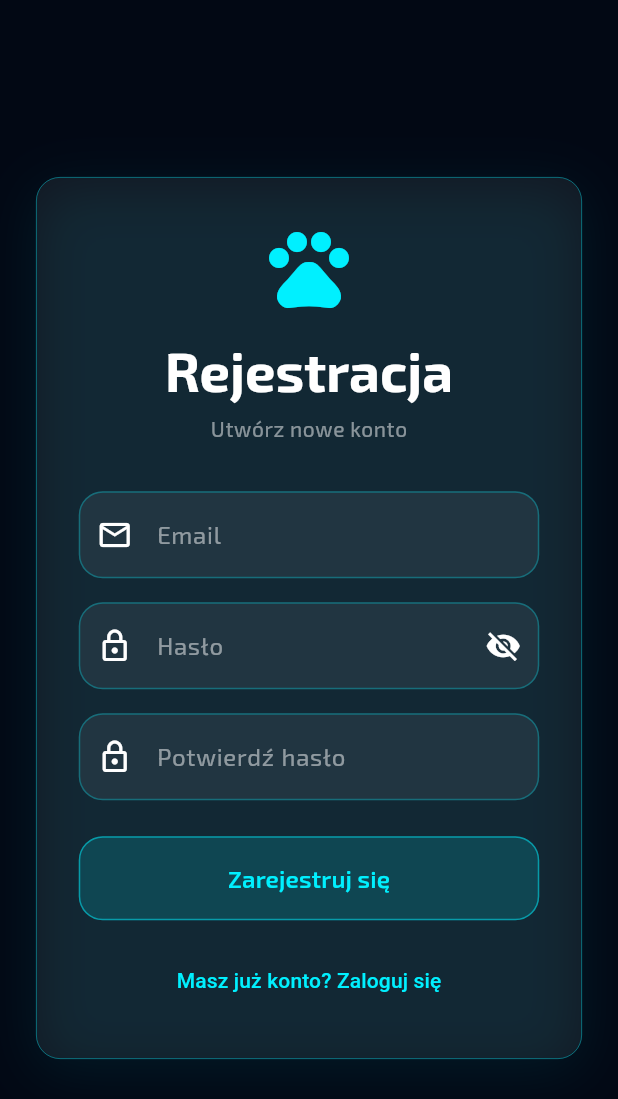
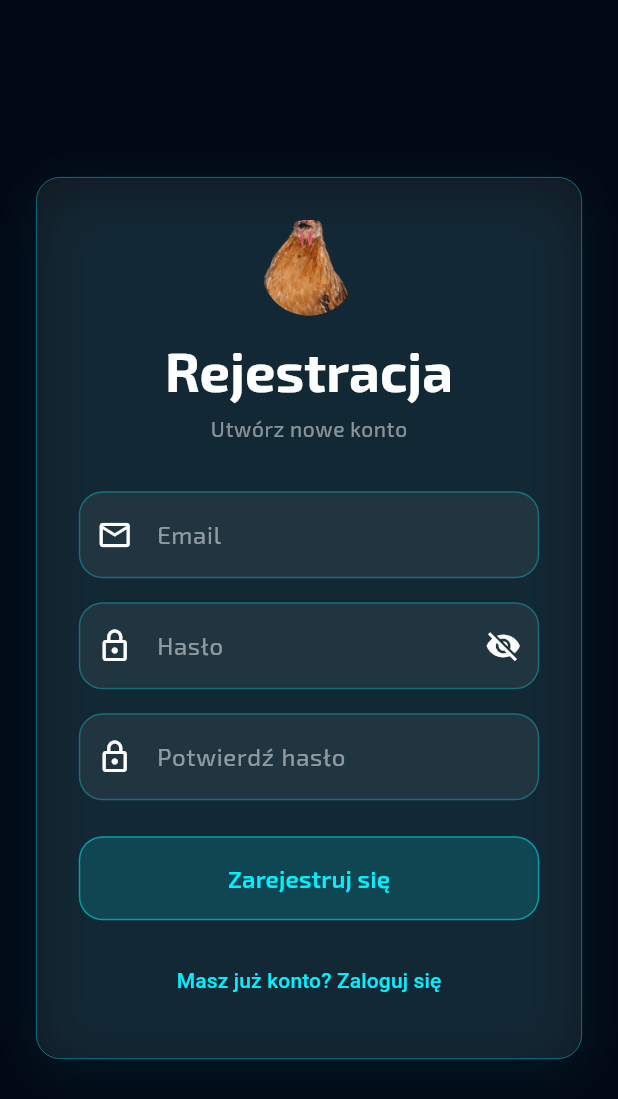
Before and after one commit to wegiel360/kogutopedia, a Flutter app: the screen it shows after launch, after a tap on "Nie masz konta? Zarejestruj się", on a phone screen of 412 x 824 dp. Shown: the top 1099 px of the screen. Run offline on Flutter 3.47's test engine with Material 3 defaults, Android fonts, the light colour scheme and no system bars; our stand-ins replace firebase_auth, firebase_core, fl_chart, flutter_image_compress, flutter_riverpod, google_fonts and 2 more; accounts and stored records are empty; network calls fail.

Commit message:
Tomek icon everywhere, logo as app icon, slogan from assets file

```diff
--- /dev/null
+++ b/assets/slogan.txt
@@ -0,0 +1,2 @@
+TEN PLIK PO ZMIENIENIU ZAWARTOŚCI MA ZMIENIĆ WSZĘDZIE W APLIKACJI SLOGAN
+"KogutopediA: Pamiętnik z życia drobiu - bo nikt nie prowadzi lepszych statystyk niż twój kogut."
--- /dev/null
+++ b/lib/core/utils/slogan_loader.dart
@@ -0,0 +1,14 @@
+import 'package:flutter/services.dart' show rootBundle;
+
+class SloganLoader {
+  static String _slogan = 'KogutopediA: Pamiętnik z życia drobiu';
+
+  static String get slogan => _slogan;
+
+  static Future<void> load() async {
+    try {
+      final text = await rootBundle.loadString('assets/slogan.txt');
+      _slogan = text.trim();
+    } catch (_) {}
+  }
+}
--- a/lib/main.dart
+++ b/lib/main.dart
@@ -6,6 +6,7 @@ import 'app.dart';
 import 'data/database/kogutopedia_db.dart';
 import 'firebase_options.dart';
 import 'presentation/providers/entry_provider.dart';
+import 'core/utils/slogan_loader.dart';
 import 'core/utils/updater.dart';
 
 void main() async {
@@ -25,6 +26,7 @@ void main() async {
   );
 
   final database = await KogutopediaDatabase.getInstance();
+  await SloganLoader.load();
 
   UpdateInfo? update;
   try {
--- a/lib/presentation/screens/login_screen.dart
+++ b/lib/presentation/screens/login_screen.dart
@@ -99,10 +99,13 @@ class _LoginScreenState extends ConsumerState<LoginScreen> {
                   child: Column(
                     mainAxisSize: MainAxisSize.min,
                     children: [
-                      Icon(
-                        Icons.pets,
-                        color: AppColors.accent,
-                        size: 64,
+                      ClipRRect(
+                        borderRadius: BorderRadius.circular(32),
+                        child: Image.asset(
+                          'assets/Tomekbeztlajakoidealnaikonawszedzie.png',
+                          width: 64, height: 64,
+                          fit: BoxFit.cover,
+                        ),
                       ),
                       const SizedBox(height: 16),
                       Text(
@@ -272,7 +275,14 @@ class _RegisterScreenState extends ConsumerState<_RegisterScreen> {
                   child: Column(
                     mainAxisSize: MainAxisSize.min,
                     children: [
-                      const Icon(Icons.pets, color: AppColors.accent, size: 64),
+                      ClipRRect(
+                        borderRadius: BorderRadius.circular(32),
+                        child: Image.asset(
+                          'assets/Tomekbeztlajakoidealnaikonawszedzie.png',
+                          width: 64, height: 64,
+                          fit: BoxFit.cover,
+                        ),
+                      ),
                       const SizedBox(height: 16),
                       Text(
                         'Rejestracja',
--- a/pubspec.yaml
+++ b/pubspec.yaml
@@ -30,3 +30,7 @@ dev_dependencies:
 
 flutter:
   uses-material-design: true
+  assets:
+    - assets/Tomekbeztlajakoidealnaikonawszedzie.png
+    - assets/kogutopediA-logo-i-ikona-apki.png
+    - assets/slogan.txt
```
Also changed, not shown: lib/presentation/screens/dashboard_screen.dart (+10 -2 lines), assets/Tomekbeztlajakoidealnaikonawszedzie.png (added), assets/kogutopediA-logo-i-ikona-apki.png (added), assets/release-screenshot.png (deleted), 5 other files.
